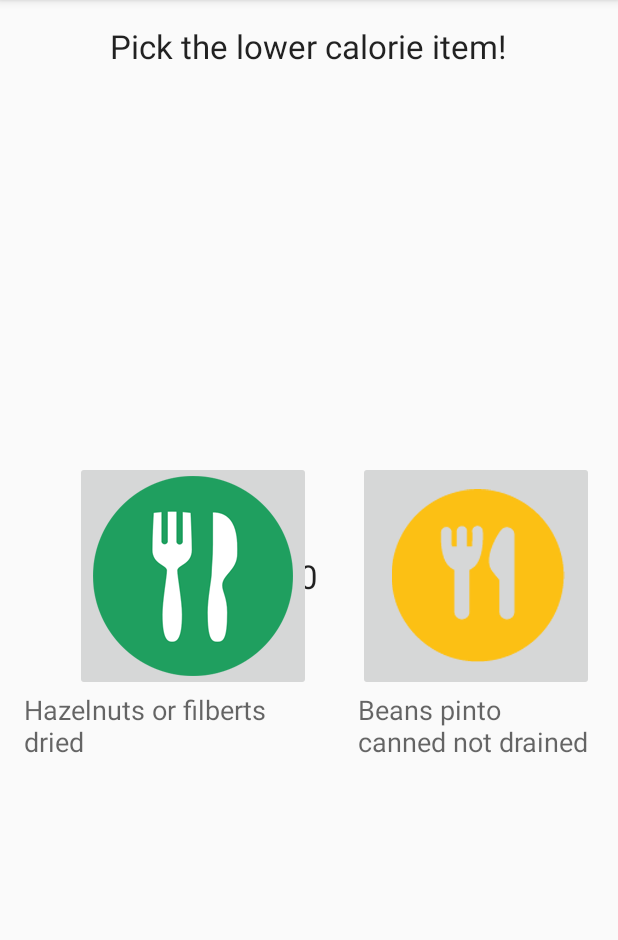
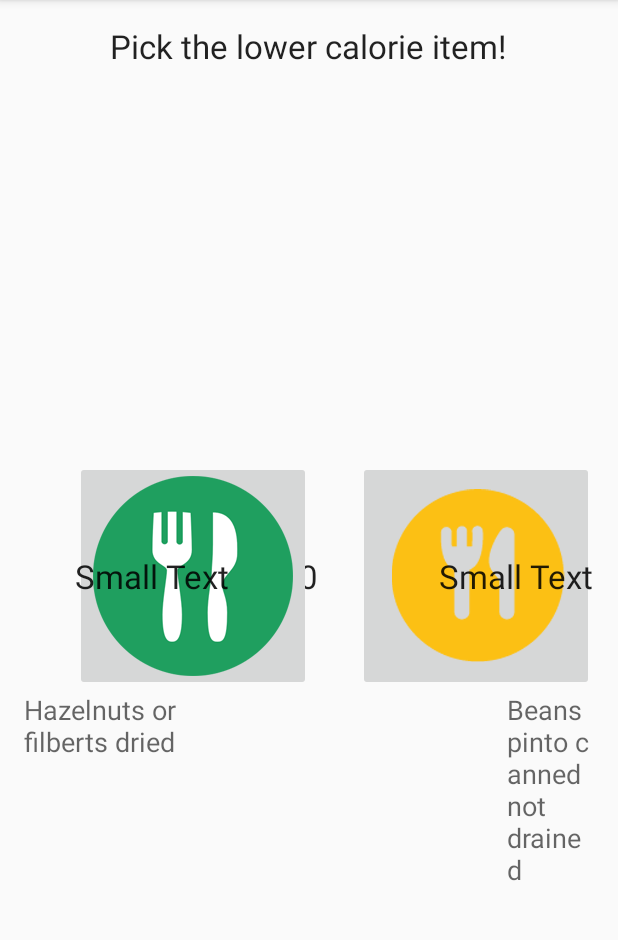
Before and after one commit to vinnychan/thefoodisright, an Android app: the screen it shows after launch (MainActivity), on a phone screen of 412 x 824 dp, the part 84-1024 px from its top. Run offline under Robolectric (Android 15) with nearby library versions, the phone set to English and light mode, and no system bars.

Commit message:
added CalorieTexts

```diff
--- a/app/src/main/java/me/vinnychan/thefoodisright/MainActivity.java
+++ b/app/src/main/java/me/vinnychan/thefoodisright/MainActivity.java
@@ -30,7 +30,7 @@ public class MainActivity extends ActionBarActivity {
 
     Random randomNumber1 = new Random();
     Random randomNumber2 = new Random();
-    TextView foodText1, foodText2, scoreText;
+    TextView foodText1, foodText2, scoreText, calorieText1, calorieText2;
 
     InputStream inputStream;
     CSVFile csvFile;
@@ -47,6 +47,9 @@ public class MainActivity extends ActionBarActivity {
         foodText1 = (TextView) findViewById(R.id.foodText1);
         foodText2  = (TextView) findViewById(R.id.foodText2);
         scoreText = (TextView) findViewById(R.id.scoreText);
+        calorieText1 = (TextView) findViewById(R.id.calorieText1);
+        calorieText2 = (TextView) findViewById(R.id.calorieText2);
+
 
 
         inputStream = getResources().openRawResource(R.raw.legumes);
@@ -62,6 +65,16 @@ public class MainActivity extends ActionBarActivity {
                 } else {
                     score -= 100;
                }
+
+                calorieText1.setText(legumeList.get(food1).getCalorie()+"");
+                calorieText2.setText(legumeList.get(food2).getCalorie()+"");
+//
+//                try {
+//                    wait(2);
+//                } catch (InterruptedException e) {
+//                    e.printStackTrace();
+//                }
+               // resetCalorie();
                 updateFood();
             }
         });
@@ -73,9 +86,28 @@ public class MainActivity extends ActionBarActivity {
                 } else {
                     score -= 100;
                 }
+                calorieText1.setText(legumeList.get(food1).getCalorie()+"");
+                calorieText2.setText(legumeList.get(food2).getCalorie()+"");
+//
+//                try {
+//                    wait(2);
+//                } catch (InterruptedException e) {
+//                    e.printStackTrace();
+//                }
+                // resetCalorie();
                 updateFood();
             }
         });
+    }
+//
+//    public void setCalorie(){
+//        calorieText1.setText(legumeList.get(food1).getCalorie()+"");
+//        calorieText2.setText(legumeList.get(food2).getCalorie()+"");
+//    }
+
+    public void resetCalorie() {
+        calorieText1.setText("");
+        calorieText2.setText("");
     }
 
     public void updateFood() {
--- a/app/src/main/res/layout/activity_main.xml
+++ b/app/src/main/res/layout/activity_main.xml
@@ -53,8 +53,8 @@
         android:text="Medium Text"
         android:id="@+id/foodText1"
         android:layout_below="@+id/foodButton1"
-        android:layout_alignRight="@+id/foodButton1"
-        android:layout_alignEnd="@+id/foodButton1" />
+        android:layout_alignRight="@+id/calorieText1"
+        android:layout_alignEnd="@+id/calorieText1" />
 
     <TextView
         android:layout_width="wrap_content"
@@ -63,8 +63,8 @@
         android:text="Medium Text"
         android:id="@+id/foodText2"
         android:layout_alignTop="@+id/foodText1"
-        android:layout_alignLeft="@+id/foodButton2"
-        android:layout_alignStart="@+id/foodButton2" />
+        android:layout_toRightOf="@+id/gameTitle"
+        android:layout_toEndOf="@+id/gameTitle" />
 
     <TextView
         android:layout_width="wrap_content"
@@ -75,4 +75,24 @@
         android:layout_alignParentTop="true"
         android:layout_centerHorizontal="true" />
 
+    <TextView
+        android:layout_width="wrap_content"
+        android:layout_height="wrap_content"
+        android:textAppearance="?android:attr/textAppearanceLarge"
+        android:text="Small Text"
+        android:id="@+id/calorieText1"
+        android:layout_centerVertical="true"
+        android:layout_alignLeft="@+id/foodButton1"
+        android:layout_alignStart="@+id/foodButton1" />
+
+    <TextView
+        android:layout_width="wrap_content"
+        android:layout_height="wrap_content"
+        android:textAppearance="?android:attr/textAppearanceLarge"
+        android:text="Small Text"
+        android:id="@+id/calorieText2"
+        android:layout_alignTop="@+id/scoreText"
+        android:layout_alignRight="@+id/foodText2"
+        android:layout_alignEnd="@+id/foodText2" />
+
 </RelativeLayout>
```
